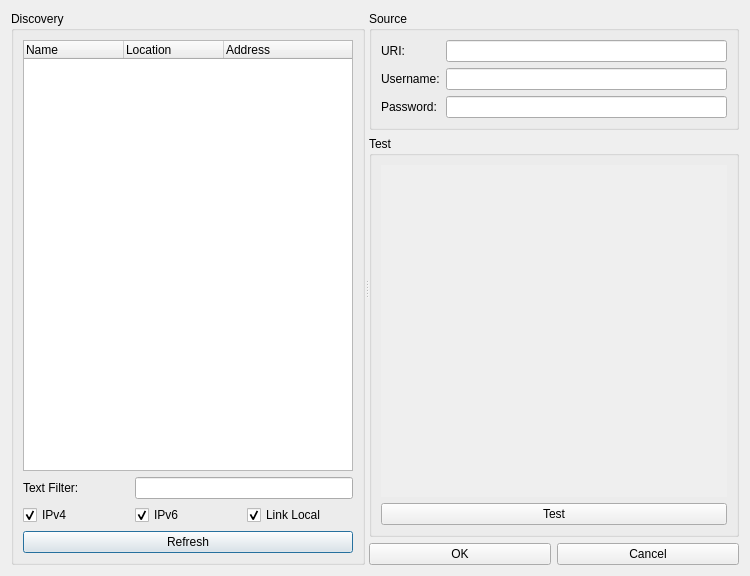
Above: libmonocleclient/managetrackfindonvifdevicewindow.ui from lineCode/Client-2 before the change. Below: the same form after it.
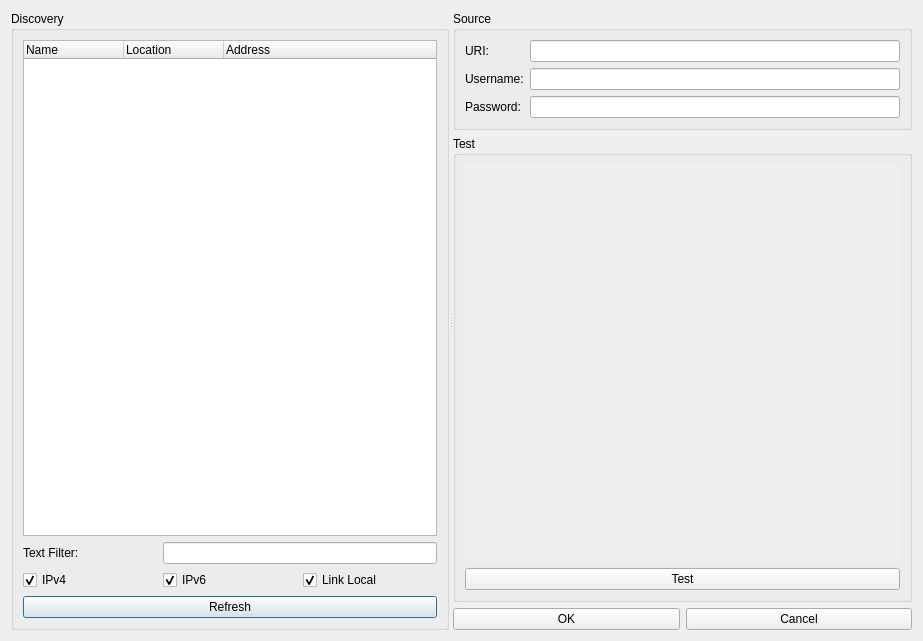
That is the form after the change. Custom widgets are drawn as their Qt base class.

The edit to the form file:
```diff
--- a/libmonocleclient/managetrackfindonvifdevicewindow.ui
+++ b/libmonocleclient/managetrackfindonvifdevicewindow.ui
@@ -6,8 +6,8 @@
    <rect>
     <x>0</x>
     <y>0</y>
-    <width>750</width>
-    <height>576</height>
+    <width>923</width>
+    <height>641</height>
    </rect>
   </property>
   <property name="windowTitle">
@@ -137,8 +137,8 @@
                 <rect>
                  <x>0</x>
                  <y>0</y>
-                 <width>351</width>
-                 <height>348</height>
+                 <width>440</width>
+                 <height>413</height>
                 </rect>
                </property>
                <layout class="QGridLayout" name="gridLayout_12">
```
